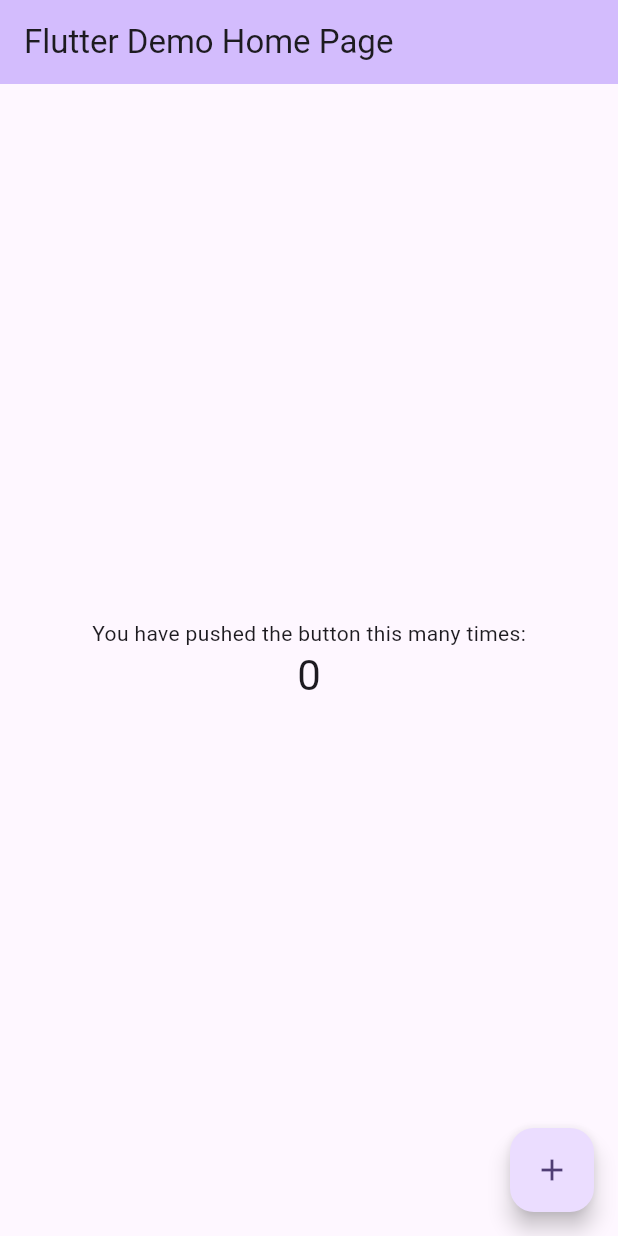
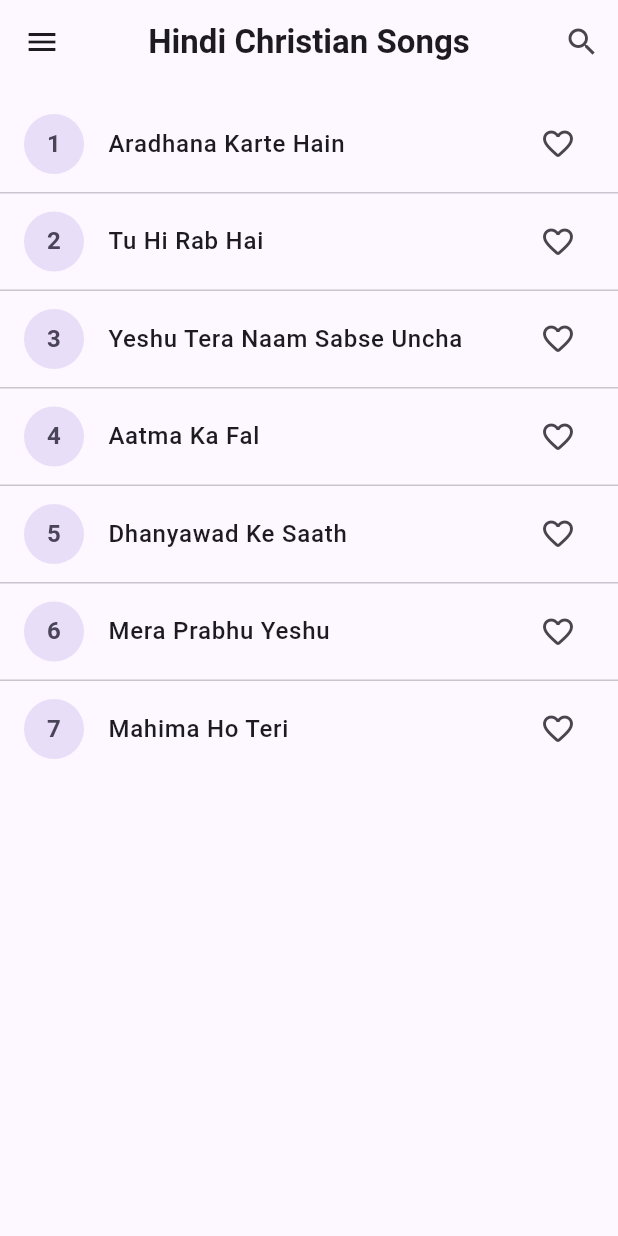
Before and after one commit to SurajChaurasia84/Hindi-Christian-Songs, a Flutter app: the screen it shows after launch, on a phone screen of 412 x 824 dp. Run offline on Flutter 3.47's test engine with Material 3 defaults, Android fonts, the phone set to English and light mode, and no system bars.

Commit message:
created route app

```diff
--- a/lib/main.dart
+++ b/lib/main.dart
@@ -1,122 +1,23 @@
 import 'package:flutter/material.dart';
+import 'screens/home_page.dart';
+import 'theme/app_theme.dart';
 
 void main() {
-  runApp(const MyApp());
+  runApp(const HindiChristianSongsApp());
 }
 
-class MyApp extends StatelessWidget {
-  const MyApp({super.key});
+class HindiChristianSongsApp extends StatelessWidget {
+  const HindiChristianSongsApp({super.key});
 
-  // This widget is the root of your application.
   @override
   Widget build(BuildContext context) {
     return MaterialApp(
-      title: 'Flutter Demo',
-      theme: ThemeData(
-        // This is the theme of your application.
-        //
-        // TRY THIS: Try running your application with "flutter run". You'll see
-        // the application has a purple toolbar. Then, without quitting the app,
-        // try changing the seedColor in the colorScheme below to Colors.green
-        // and then invoke "hot reload" (save your changes or press the "hot
-        // reload" button in a Flutter-supported IDE, or press "r" if you used
-        // the command line to start the app).
-        //
-        // Notice that the counter didn't reset back to zero; the application
-        // state is not lost during the reload. To reset the state, use hot
-        // restart instead.
-        //
-        // This works for code too, not just values: Most code changes can be
-        // tested with just a hot reload.
-        colorScheme: .fromSeed(seedColor: Colors.deepPurple),
-      ),
-      home: const MyHomePage(title: 'Flutter Demo Home Page'),
+      title: 'Hindi Christian Songs',
+      debugShowCheckedModeBanner: false,
+      theme: AppTheme.lightTheme,
+      darkTheme: AppTheme.darkTheme,
+      themeMode: ThemeMode.system, // Adapts to user's system setting (Light/Dark)
+      home: const HomePage(),
     );
   }
 }
-
-class MyHomePage extends StatefulWidget {
-  const MyHomePage({super.key, required this.title});
-
-  // This widget is the home page of your application. It is stateful, meaning
-  // that it has a State object (defined below) that contains fields that affect
-  // how it looks.
-
-  // This class is the configuration for the state. It holds the values (in this
-  // case the title) provided by the parent (in this case the App widget) and
-  // used by the build method of the State. Fields in a Widget subclass are
-  // always marked "final".
-
-  final String title;
-
-  @override
-  State<MyHomePage> createState() => _MyHomePageState();
-}
-
-class _MyHomePageState extends State<MyHomePage> {
-  int _counter = 0;
-
-  void _incrementCounter() {
-    setState(() {
-      // This call to setState tells the Flutter framework that something has
-      // changed in this State, which causes it to rerun the build method below
-      // so that the display can reflect the updated values. If we changed
-      // _counter without calling setState(), then the build method would not be
-      // called again, and so nothing would appear to happen.
-      _counter++;
-    });
-  }
-
-  @override
-  Widget build(BuildContext context) {
-    // This method is rerun every time setState is called, for instance as done
-    // by the _incrementCounter method above.
-    //
-    // The Flutter framework has been optimized to make rerunning build methods
-    // fast, so that you can just rebuild anything that needs updating rather
-    // than having to individually change instances of widgets.
-    return Scaffold(
-      appBar: AppBar(
-        // TRY THIS: Try changing the color here to a specific color (to
-        // Colors.amber, perhaps?) and trigger a hot reload to see the AppBar
-        // change color while the other colors stay the same.
-        backgroundColor: Theme.of(context).colorScheme.inversePrimary,
-        // Here we take the value from the MyHomePage object that was created by
-        // the App.build method, and use it to set our appbar title.
-        title: Text(widget.title),
-      ),
-      body: Center(
-        // Center is a layout widget. It takes a single child and positions it
-        // in the middle of the parent.
-        child: Column(
-          // Column is also a layout widget. It takes a list of children and
-          // arranges them vertically. By default, it sizes itself to fit its
-          // children horizontally, and tries to be as tall as its parent.
-          //
-          // Column has various properties to control how it sizes itself and
-          // how it positions its children. Here we use mainAxisAlignment to
-          // center the children vertically; the main axis here is the vertical
-          // axis because Columns are vertical (the cross axis would be
-          // horizontal).
-          //
-          // TRY THIS: Invoke "debug painting" (choose the "Toggle Debug Paint"
-          // action in the IDE, or press "p" in the console), to see the
-          // wireframe for each widget.
-          mainAxisAlignment: .center,
-          children: [
-            const Text('You have pushed the button this many times:'),
-            Text(
-              '$_counter',
-              style: Theme.of(context).textTheme.headlineMedium,
-            ),
-          ],
-        ),
-      ),
-      floatingActionButton: FloatingActionButton(
-        onPressed: _incrementCounter,
-        tooltip: 'Increment',
-        child: const Icon(Icons.add),
-      ),
-    );
-  }
-}
--- /dev/null
+++ b/lib/screens/home_page.dart
@@ -0,0 +1,145 @@
+import 'package:flutter/material.dart';
+
+class HomePage extends StatefulWidget {
+  const HomePage({super.key});
+
+  @override
+  State<HomePage> createState() => _HomePageState();
+}
+
+class _HomePageState extends State<HomePage> {
+  // Placeholder songs list
+  final List<String> _dummySongs = [
+    "Aradhana Karte Hain",
+    "Tu Hi Rab Hai",
+    "Yeshu Tera Naam Sabse Uncha",
+    "Aatma Ka Fal",
+    "Dhanyawad Ke Saath",
+    "Mera Prabhu Yeshu",
+    "Mahima Ho Teri",
+  ];
+
+  @override
+  Widget build(BuildContext context) {
+    final theme = Theme.of(context);
+
+    return Scaffold(
+      appBar: AppBar(
+        title: const Text('Hindi Christian Songs'),
+        actions: [
+          IconButton(
+            icon: const Icon(Icons.search),
+            tooltip: 'Search Songs',
+            onPressed: () {
+              // TODO: Implement Search
+            },
+          ),
+        ],
+      ),
+      drawer: Drawer(
+        child: ListView(
+          padding: EdgeInsets.zero,
+          children: [
+            DrawerHeader(
+              decoration: BoxDecoration(
+                color: theme.colorScheme.primaryContainer,
+              ),
+              child: Column(
+                crossAxisAlignment: CrossAxisAlignment.start,
+                mainAxisAlignment: MainAxisAlignment.end,
+                children: [
+                  Icon(
+                    Icons.library_music_rounded,
+                    size: 48,
+                    color: theme.colorScheme.onPrimaryContainer,
+                  ),
+                  const SizedBox(height: 12),
+                  Text(
+                    'Hindi Christian Songs',
+                    style: TextStyle(
+                      color: theme.colorScheme.onPrimaryContainer,
+                      fontSize: 20,
+                      fontWeight: FontWeight.bold,
+                    ),
+                  ),
+                ],
+              ),
+            ),
+            ListTile(
+              leading: const Icon(Icons.home_rounded),
+              title: const Text('Home'),
+              onTap: () {
+                Navigator.pop(context); // Close drawer
+              },
+            ),
+            ListTile(
+              leading: const Icon(Icons.favorite_rounded),
+              title: const Text('Favorites'),
+              onTap: () {
+                Navigator.pop(context);
+              },
+            ),
+            ListTile(
+              leading: const Icon(Icons.category_rounded),
+              title: const Text('Categories'),
+              onTap: () {
+                Navigator.pop(context);
+              },
+            ),
+            const Divider(),
+            ListTile(
+              leading: const Icon(Icons.settings_rounded),
+              title: const Text('Settings'),
+              onTap: () {
+                Navigator.pop(context);
+              },
+            ),
+            ListTile(
+              leading: const Icon(Icons.info_outline_rounded),
+              title: const Text('About'),
+              onTap: () {
+                Navigator.pop(context);
+              },
+            ),
+          ],
+        ),
+      ),
+      body: ListView.separated(
+        padding: const EdgeInsets.symmetric(vertical: 8),
+        itemCount: _dummySongs.length,
+        separatorBuilder: (context, index) => const Divider(),
+        itemBuilder: (context, index) {
+          return ListTile(
+            contentPadding: const EdgeInsets.symmetric(horizontal: 16, vertical: 4),
+            leading: CircleAvatar(
+              backgroundColor: theme.colorScheme.secondaryContainer,
+              child: Text(
+                '${index + 1}',
+                style: TextStyle(
+                  color: theme.colorScheme.onSecondaryContainer,
+                  fontWeight: FontWeight.bold,
+                ),
+              ),
+            ),
+            title: Text(
+              _dummySongs[index],
+              style: const TextStyle(
+                fontWeight: FontWeight.w500,
+                fontSize: 16,
+              ),
+            ),
+            trailing: IconButton(
+              icon: const Icon(Icons.favorite_border_rounded),
+              onPressed: () {
+                // TODO: Toggle favorite status
+              },
+            ),
+            onTap: () {
+              // TODO: Navigate to lyrics detail page
+            },
+          );
+        },
+      ),
+    );
+  }
+}
--- /dev/null
+++ b/lib/theme/app_theme.dart
@@ -0,0 +1,43 @@
+import 'package:flutter/material.dart';
+
+class AppTheme {
+  static ThemeData get lightTheme {
+    return ThemeData(
+      useMaterial3: true,
+      colorScheme: ColorScheme.fromSeed(
+        seedColor: const Color(0xFF6750A4),
+        brightness: Brightness.light,
+      ),
+      textTheme: const TextTheme(
+        bodyLarge: TextStyle(fontSize: 18, height: 1.6),
+        bodyMedium: TextStyle(fontSize: 16, height: 1.5),
+        titleLarge: TextStyle(fontWeight: FontWeight.w600),
+      ),
+      appBarTheme: const AppBarTheme(
+        centerTitle: true,
+        elevation: 0,
+      ),
+      dividerTheme: const DividerThemeData(space: 1),
+    );
+  }
+
+  static ThemeData get darkTheme {
+    return ThemeData(
+      useMaterial3: true,
+      colorScheme: ColorScheme.fromSeed(
+        seedColor: const Color(0xFFD0BCFF),
+        brightness: Brightness.dark,
+      ),
+      textTheme: const TextTheme(
+        bodyLarge: TextStyle(fontSize: 18, height: 1.6),
+        bodyMedium: TextStyle(fontSize: 16, height: 1.5),
+        titleLarge: TextStyle(fontWeight: FontWeight.w600),
+      ),
+      appBarTheme: const AppBarTheme(
+        centerTitle: true,
+        elevation: 0,
+      ),
+      dividerTheme: const DividerThemeData(space: 1),
+    );
+  }
+}
```
